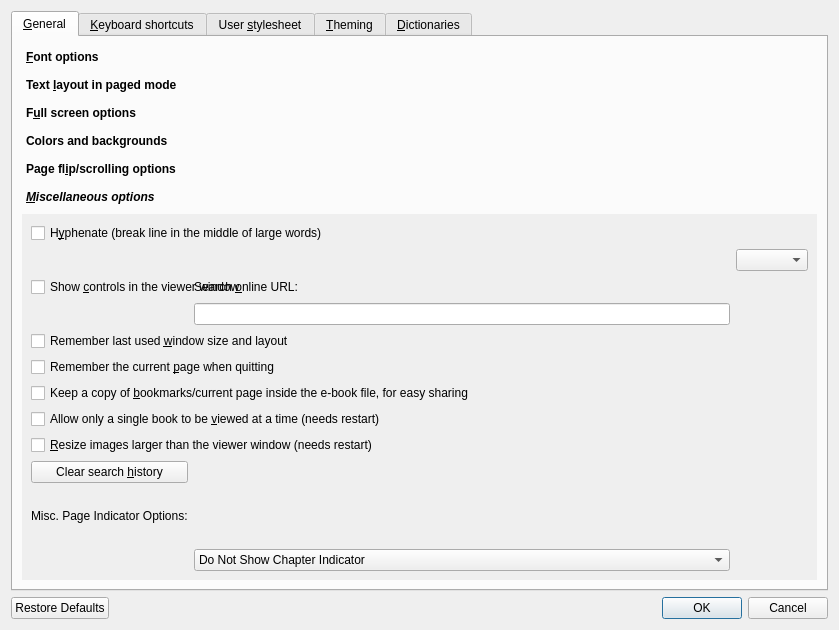
kovidgoyal/calibre, file src/calibre/gui2/viewer/config.ui: the form before one commit.
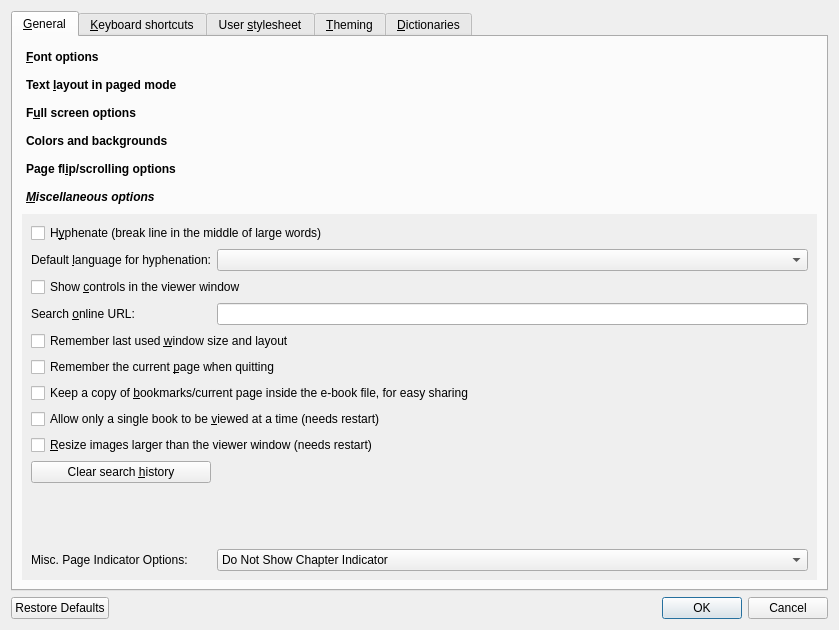
The form after the commit. Icons and pictures are not drawn.

Commit message: - More minor changes to config.ui to account for differences from upstream.

What changed in the file:
```diff
--- a/src/calibre/gui2/viewer/config.ui
+++ b/src/calibre/gui2/viewer/config.ui
@@ -745,28 +745,38 @@
            <string>&amp;Miscellaneous options</string>
           </attribute>
           <layout class="QGridLayout" name="gridLayout">
-           <item row="0" column="0" colspan="3">
+           <item row="0" column="0" colspan="2">
             <widget class="QCheckBox" name="hyphenate">
              <property name="text">
               <string>H&amp;yphenate (break line in the middle of large words)</string>
              </property>
             </widget>
            </item>
-           <item row="1" column="2">
+           <item row="1" column="0">
+            <widget class="QLabel" name="hyphenate_label">
+             <property name="text">
+              <string>Default &amp;language for hyphenation:</string>
+             </property>
+             <property name="buddy">
+              <cstring>hyphenate_default_lang</cstring>
+             </property>
+            </widget>
+           </item>
+           <item row="1" column="1">
             <widget class="QComboBox" name="hyphenate_default_lang">
              <property name="toolTip">
               <string>The default language to use for hyphenation rules. If the book does not specify a language, this will be used.</string>
              </property>
             </widget>
            </item>
-           <item row="2" column="0" colspan="3">
+           <item row="2" column="0" colspan="2">
             <widget class="QCheckBox" name="opt_show_controls">
              <property name="text">
               <string>Show &amp;controls in the viewer window</string>
              </property>
             </widget>
            </item>
-           <item row="2" column="1">
+           <item row="3" column="0">
             <widget class="QLabel" name="label_26">
              <property name="text">
               <string>Search &amp;online URL:</string>
@@ -834,6 +844,19 @@
             </widget>
            </item>
            <item row="10" column="0">
+            <spacer name="verticalSpacer">
+             <property name="orientation">
+              <enum>Qt::Vertical</enum>
+             </property>
+             <property name="sizeHint" stdset="0">
+              <size>
+               <width>20</width>
+               <height>40</height>
+              </size>
+             </property>
+            </spacer>
+           </item>
+           <item row="11" column="0">
             <widget class="QLabel" name="label_31">
              <property name="text">
               <string>Misc. Page Indicator Options:</string>
@@ -843,7 +866,7 @@
              </property>
             </widget>
            </item>
-           <item row="12" column="1">
+           <item row="11" column="1">
             <widget class="QComboBox" name="page_indicator_opts">
              <item>
               <property name="text">
```
